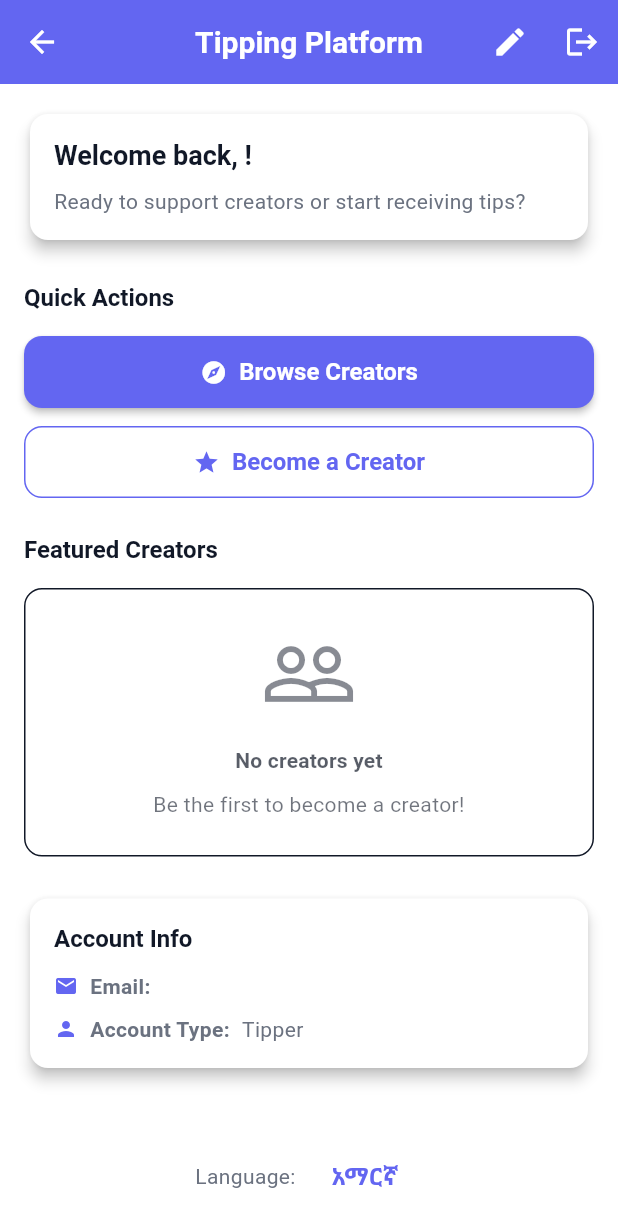
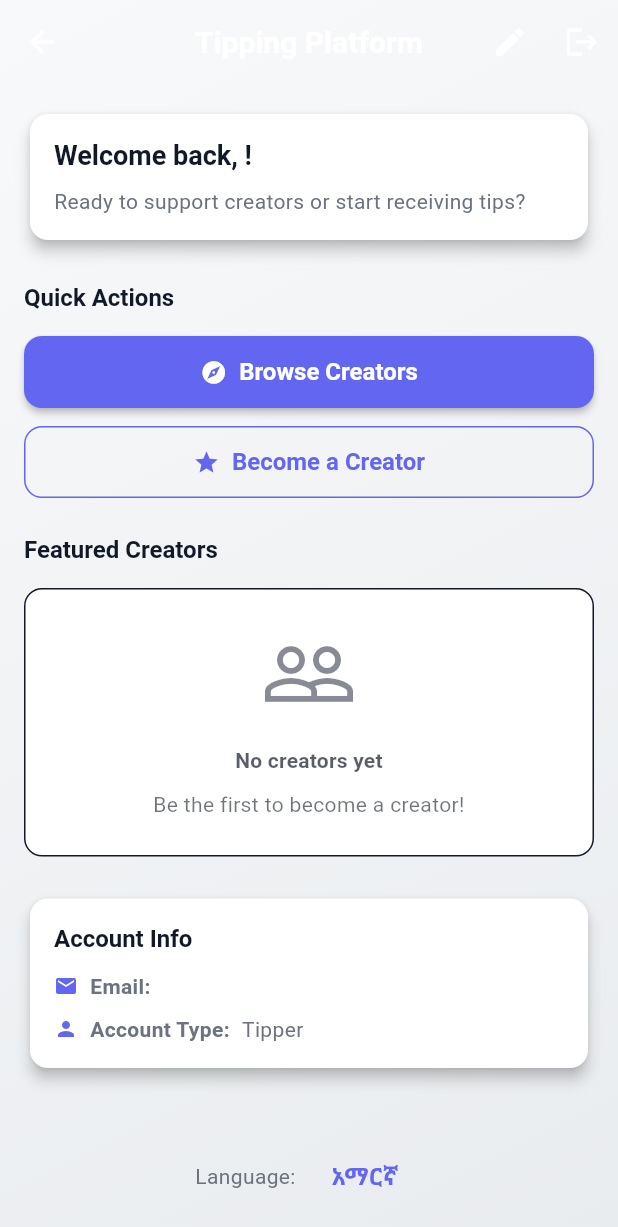
Before and after one commit to YeabY/tipping-platform-flutter, a Flutter app: the HomeScreen screen opened by its route, on a phone screen of 412 x 824 dp. Shown: the top 1227 px of the screen. Run offline on Flutter 3.47's test engine with Material 3 defaults, Android fonts, the phone set to English and light mode, and no system bars; our stand-ins replace flutter_local_notifications, hive, hive_flutter, image_picker, qr_flutter, shared_preferences; accounts and stored records are empty; statements that could not run were skipped.

Commit message:
minor ui changes

```diff
--- a/lib/screens/home_screen.dart
+++ b/lib/screens/home_screen.dart
@@ -39,7 +39,22 @@ class _HomeScreenState extends State<HomeScreen> {
     final languageProvider = context.watch<LanguageProvider>();
 
     return Scaffold(
+      body: Container(
+        decoration: const BoxDecoration(
+          gradient: LinearGradient(
+            begin: Alignment.topLeft,
+            end: Alignment.bottomRight,
+            colors: [
+              Color(0xFFF8F9FA),
+              Color(0xFFE9ECEF),
+            ],
+          ),
+        ),
+        child: Scaffold(
+          backgroundColor: Colors.transparent,
           appBar: AppBar(
+            backgroundColor: Colors.transparent,
+            elevation: 0,
             title: Text(AppConstants.appName),
             actions: [
               IconButton(
@@ -235,6 +250,8 @@ class _HomeScreenState extends State<HomeScreen> {
           ],
         ),
       ),
+        ),
+      ),
     );
   }
 
```
Also changed, not shown: lib/services/local_auth_service.dart (line endings or trailing spaces). Lines whose indentation alone changed are shown as unchanged.
